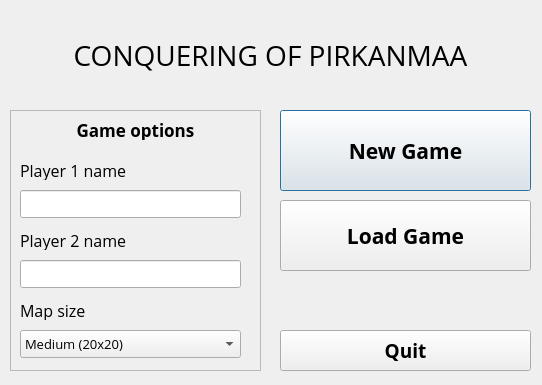
The window that Game/mainmenu.ui (AntonKaara/course-project-game) describes before a commit, drawn with Qt 5.
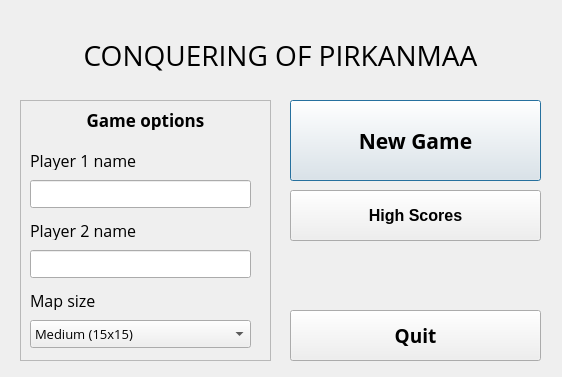
The same window after the commit.

The edit to the form file:
```diff
--- a/Game/mainmenu.ui
+++ b/Game/mainmenu.ui
@@ -6,8 +6,8 @@
    <rect>
     <x>0</x>
     <y>0</y>
-    <width>542</width>
-    <height>385</height>
+    <width>562</width>
+    <height>377</height>
    </rect>
   </property>
   <property name="windowTitle">
@@ -16,8 +16,8 @@
   <widget class="QPushButton" name="playButton">
    <property name="geometry">
     <rect>
-     <x>280</x>
-     <y>110</y>
+     <x>290</x>
+     <y>100</y>
      <width>251</width>
      <height>81</height>
     </rect>
@@ -38,10 +38,10 @@
   <widget class="QPushButton" name="quitButton">
    <property name="geometry">
     <rect>
-     <x>280</x>
-     <y>330</y>
+     <x>290</x>
+     <y>310</y>
      <width>251</width>
-     <height>41</height>
+     <height>51</height>
     </rect>
    </property>
    <property name="font">
@@ -61,7 +61,7 @@
     <rect>
      <x>20</x>
      <y>10</y>
-     <width>501</width>
+     <width>521</width>
      <height>91</height>
     </rect>
    </property>
@@ -82,32 +82,11 @@
     <set>Qt::AlignCenter</set>
    </property>
   </widget>
-  <widget class="QPushButton" name="loadButton">
-   <property name="geometry">
-    <rect>
-     <x>280</x>
-     <y>200</y>
-     <width>251</width>
-     <height>71</height>
-    </rect>
-   </property>
-   <property name="font">
-    <font>
-     <family>Open Sans</family>
-     <pointsize>16</pointsize>
-     <weight>75</weight>
-     <bold>true</bold>
-    </font>
-   </property>
-   <property name="text">
-    <string>Load Game</string>
-   </property>
-  </widget>
   <widget class="QFrame" name="frame">
    <property name="geometry">
     <rect>
-     <x>10</x>
-     <y>110</y>
+     <x>20</x>
+     <y>100</y>
      <width>251</width>
      <height>261</height>
     </rect>
@@ -229,7 +208,7 @@
     </item>
     <item>
      <property name="text">
-      <string>Medium (20x20)</string>
+      <string>Medium (15x15)</string>
      </property>
     </item>
     <item>
@@ -268,6 +247,26 @@
     </property>
    </widget>
   </widget>
+  <widget class="QPushButton" name="highScoreButton">
+   <property name="geometry">
+    <rect>
+     <x>290</x>
+     <y>190</y>
+     <width>251</width>
+     <height>51</height>
+    </rect>
+   </property>
+   <property name="font">
+    <font>
+     <pointsize>12</pointsize>
+     <weight>75</weight>
+     <bold>true</bold>
+    </font>
+   </property>
+   <property name="text">
+    <string>High Scores</string>
+   </property>
+  </widget>
  </widget>
  <resources/>
  <connections>
```
Left out of the diff: 8 changed lines with no effect on the pictures.
